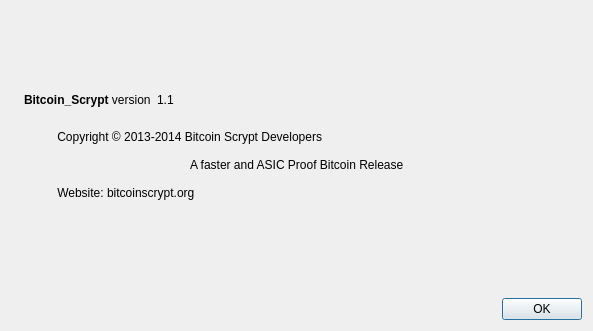
Omega6/Bitcoin-Scrypt, file src/qt/forms/aboutdialog.ui: the form before one commit.
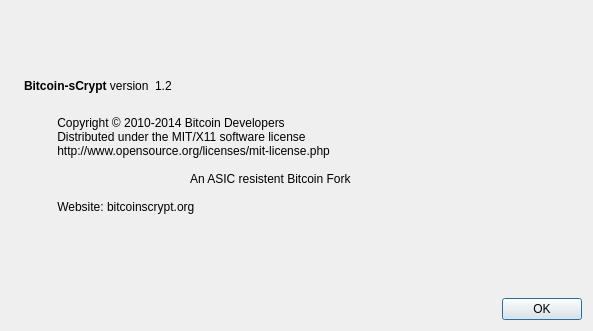
The form after the commit. Icons and pictures are not drawn.

Commit message: Bitcoin sCrypt v1.2.0

What changed in the file:
```diff
--- a/src/qt/forms/aboutdialog.ui
+++ b/src/qt/forms/aboutdialog.ui
@@ -50,7 +50,7 @@
           <cursorShape>IBeamCursor</cursorShape>
          </property>
          <property name="text">
-          <string>&lt;b&gt;Bitcoin_Scrypt&lt;/b&gt; version</string>
+          <string>&lt;b&gt;Bitcoin-sCrypt&lt;/b&gt; version</string>
          </property>
          <property name="textInteractionFlags">
           <set>Qt::LinksAccessibleByMouse|Qt::TextSelectableByKeyboard|Qt::TextSelectableByMouse</set>
@@ -63,7 +63,7 @@
           <cursorShape>IBeamCursor</cursorShape>
          </property>
          <property name="text">
-          <string notr="true">1.1</string>
+          <string notr="true">1.2</string>
          </property>
          <property name="textFormat">
           <enum>Qt::RichText</enum>
@@ -95,9 +95,11 @@
        </property>
        <property name="text">
         <string>
-          Copyright © 2013-2014 Bitcoin Scrypt Developers
+          Copyright © 2010-2014 Bitcoin Developers
+          Distributed under the MIT/X11 software license
+          http://www.opensource.org/licenses/mit-license.php
 		  
-		  A faster and ASIC Proof Bitcoin Release
+		  An ASIC resistent Bitcoin Fork
 
           Website: bitcoinscrypt.org
         </string>
```
Left out of the diff: 2 changed lines with no effect on the pictures. The commit also changes 287 other files.
